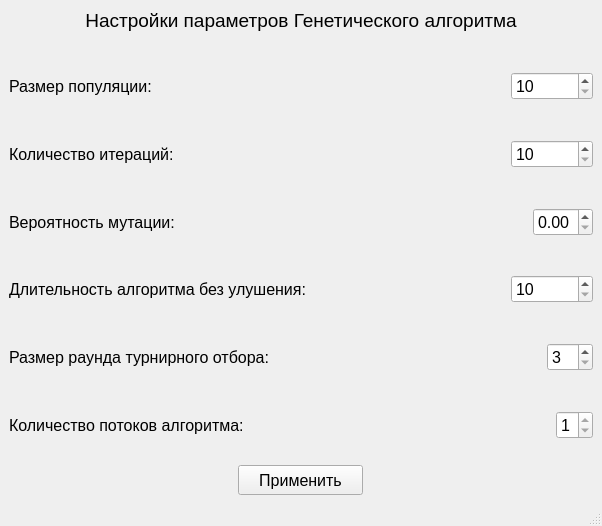
Old version of the form forms/settings/settings.ui in the repository Schuka48/Graph_Search.
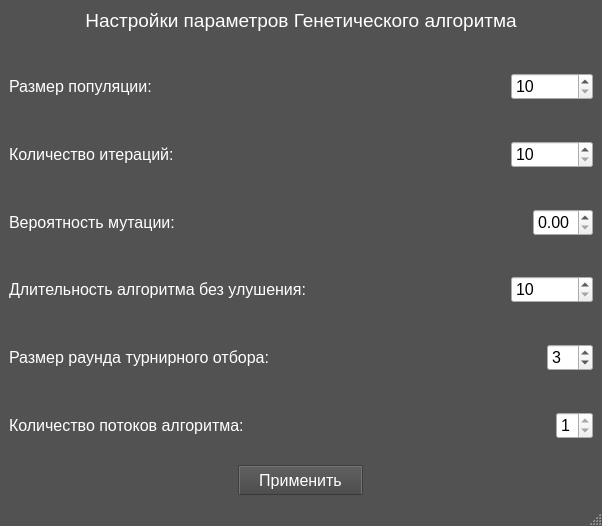
New version of the form.

What changed in the file:
```diff
--- a/forms/settings/settings.ui
+++ b/forms/settings/settings.ui
@@ -13,6 +13,197 @@
   <property name="windowTitle">
    <string>MainWindow</string>
   </property>
+  <property name="styleSheet">
+   <string notr="true">QMainWindow {
+	background-color:rgb(82, 82, 82);
+}
+QTextEdit {
+	background-color:rgb(42, 42, 42);
+	color: rgb(0, 255, 0);
+}
+QPushButton{
+	border-style: outset;
+	border-width: 2px;
+	border-top-color: qlineargradient(spread:pad, x1:0.5, y1:0.6, x2:0.5, y2:0.4, stop:0 rgba(115, 115, 115, 255), stop:1 rgba(62, 62, 62, 255));
+	border-right-color: qlineargradient(spread:pad, x1:0.4, y1:0.5, x2:0.6, y2:0.5, stop:0 rgba(115, 115, 115, 255), stop:1 rgba(62, 62, 62, 255));
+	border-left-color: qlineargradient(spread:pad, x1:0.6, y1:0.5, x2:0.4, y2:0.5, stop:0 rgba(115, 115, 115, 255), stop:1 rgba(62, 62, 62, 255));
+	border-bottom-color: rgb(58, 58, 58);
+	border-bottom-width: 1px;
+	border-style: solid;
+	color: rgb(255, 255, 255);
+	padding: 2px;
+	background-color: qlineargradient(spread:pad, x1:0.5, y1:1, x2:0.5, y2:0, stop:0 rgba(77, 77, 77, 255), stop:1 rgba(97, 97, 97, 255));
+}
+QPushButton:hover{
+	border-style: outset;
+	border-width: 2px;
+	border-top-color: qlineargradient(spread:pad, x1:0.5, y1:0.6, x2:0.5, y2:0.4, stop:0 rgba(180, 180, 180, 255), stop:1 rgba(110, 110, 110, 255));
+	border-right-color: qlineargradient(spread:pad, x1:0.4, y1:0.5, x2:0.6, y2:0.5, stop:0 rgba(180, 180, 180, 255), stop:1 rgba(110, 110, 110, 255));
+	border-left-color: qlineargradient(spread:pad, x1:0.6, y1:0.5, x2:0.4, y2:0.5, stop:0 rgba(180, 180, 180, 255), stop:1 rgba(110, 110, 110, 255));
+	border-bottom-color: rgb(115, 115, 115);
+	border-bottom-width: 1px;
+	border-style: solid;
+	color: rgb(255, 255, 255);
+	padding: 2px;
+	background-color: qlineargradient(spread:pad, x1:0.5, y1:1, x2:0.5, y2:0, stop:0 rgba(107, 107, 107, 255), stop:1 rgba(157, 157, 157, 255));
+}
+QPushButton:pressed{
+	border-style: outset;
+	border-width: 2px;
+	border-top-color: qlineargradient(spread:pad, x1:0.5, y1:0.6, x2:0.5, y2:0.4, stop:0 rgba(62, 62, 62, 255), stop:1 rgba(22, 22, 22, 255));
+	border-right-color: qlineargradient(spread:pad, x1:0.4, y1:0.5, x2:0.6, y2:0.5, stop:0 rgba(115, 115, 115, 255), stop:1 rgba(62, 62, 62, 255));
+	border-left-color: qlineargradient(spread:pad, x1:0.6, y1:0.5, x2:0.4, y2:0.5, stop:0 rgba(115, 115, 115, 255), stop:1 rgba(62, 62, 62, 255));
+	border-bottom-color: rgb(58, 58, 58);
+	border-bottom-width: 1px;
+	border-style: solid;
+	color: rgb(255, 255, 255);
+	padding: 2px;
+	background-color: qlineargradient(spread:pad, x1:0.5, y1:1, x2:0.5, y2:0, stop:0 rgba(77, 77, 77, 255), stop:1 rgba(97, 97, 97, 255));
+}
+QPushButton:disabled{
+	border-style: outset;
+	border-width: 2px;
+	border-top-color: qlineargradient(spread:pad, x1:0.5, y1:0.6, x2:0.5, y2:0.4, stop:0 rgba(115, 115, 115, 255), stop:1 rgba(62, 62, 62, 255));
+	border-right-color: qlineargradient(spread:pad, x1:0.4, y1:0.5, x2:0.6, y2:0.5, stop:0 rgba(115, 115, 115, 255), stop:1 rgba(62, 62, 62, 255));
+	border-left-color: qlineargradient(spread:pad, x1:0.6, y1:0.5, x2:0.4, y2:0.5, stop:0 rgba(115, 115, 115, 255), stop:1 rgba(62, 62, 62, 255));
+	border-bottom-color: rgb(58, 58, 58);
+	border-bottom-width: 1px;
+	border-style: solid;
+	color: rgb(0, 0, 0);
+	padding: 2px;
+	background-color: qlineargradient(spread:pad, x1:0.5, y1:1, x2:0.5, y2:0, stop:0 rgba(57, 57, 57, 255), stop:1 rgba(77, 77, 77, 255));
+}
+QLineEdit {
+	border-width: 1px; border-radius: 4px;
+	border-color: rgb(58, 58, 58);
+	border-style: inset;
+	padding: 0 8px;
+	color: rgb(255, 255, 255);
+	background:rgb(100, 100, 100);
+	selection-background-color: rgb(187, 187, 187);
+	selection-color: rgb(60, 63, 65);
+}
+QLabel {
+	color:rgb(255,255,255);	
+}
+QProgressBar {
+	text-align: center;
+	color: rgb(240, 240, 240);
+	border-width: 1px; 
+	border-radius: 10px;
+	border-color: rgb(58, 58, 58);
+	border-style: inset;
+	background-color:rgb(77,77,77);
+}
+QProgressBar::chunk {
+	background-color: qlineargradient(spread:pad, x1:0.5, y1:0.7, x2:0.5, y2:0.3, stop:0 rgba(87, 97, 106, 255), stop:1 rgba(93, 103, 113, 255));
+	border-radius: 5px;
+}
+QMenuBar {
+	background:rgb(82, 82, 82);
+}
+QMenuBar::item {
+	color:rgb(223,219,210);
+	spacing: 3px;
+	padding: 1px 4px;
+	background: transparent;
+}
+
+QMenuBar::item:selected {
+	background:rgb(115, 115, 115);
+}
+QMenu::item:selected {
+	color:rgb(255,255,255);
+	border-width:2px;
+	border-style:solid;
+	padding-left:18px;
+	padding-right:8px;
+	padding-top:2px;
+	padding-bottom:3px;
+	background:qlineargradient(spread:pad, x1:0.5, y1:0.7, x2:0.5, y2:0.3, stop:0 rgba(87, 97, 106, 255), stop:1 rgba(93, 103, 113, 255));
+	border-top-color: qlineargradient(spread:pad, x1:0.5, y1:0.6, x2:0.5, y2:0.4, stop:0 rgba(115, 115, 115, 255), stop:1 rgba(62, 62, 62, 255));
+	border-right-color: qlineargradient(spread:pad, x1:0.4, y1:0.5, x2:0.6, y2:0.5, stop:0 rgba(115, 115, 115, 255), stop:1 rgba(62, 62, 62, 255));
+	border-left-color: qlineargradient(spread:pad, x1:0.6, y1:0.5, x2:0.4, y2:0.5, stop:0 rgba(115, 115, 115, 255), stop:1 rgba(62, 62, 62, 255));
+	border-bottom-color: rgb(58, 58, 58);
+	border-bottom-width: 1px;
+}
+QMenu::item {
+	color:rgb(223,219,210);
+	background-color:rgb(78,78,78);
+	padding-left:20px;
+	padding-top:4px;
+	padding-bottom:4px;
+	padding-right:10px;
+}
+QMenu{
+	background-color:rgb(78,78,78);
+}
+QTabWidget {
+	color:rgb(0,0,0);
+	background-color:rgb(247,246,246);
+}
+QTabWidget::pane {
+		border-color: rgb(77,77,77);
+		background-color:rgb(101,101,101);
+		border-style: solid;
+		border-width: 1px;
+    	border-radius: 6px;
+}
+QTabBar::tab {
+	padding:2px;
+	color:rgb(250,250,250);
+  	background-color: qlineargradient(spread:pad, x1:0.5, y1:1, x2:0.5, y2:0, stop:0 rgba(77, 77, 77, 255), stop:1 rgba(97, 97, 97, 255));
+	border-style: solid;
+	border-width: 2px;
+  	border-top-right-radius:4px;
+   border-top-left-radius:4px;
+	border-top-color: qlineargradient(spread:pad, x1:0.5, y1:0.6, x2:0.5, y2:0.4, stop:0 rgba(115, 115, 115, 255), stop:1 rgba(95, 92, 93, 255));
+	border-right-color: qlineargradient(spread:pad, x1:0.4, y1:0.5, x2:0.6, y2:0.5, stop:0 rgba(115, 115, 115, 255), stop:1 rgba(95, 92, 93, 255));
+	border-left-color: qlineargradient(spread:pad, x1:0.6, y1:0.5, x2:0.4, y2:0.5, stop:0 rgba(115, 115, 115, 255), stop:1 rgba(95, 92, 93, 255));
+	border-bottom-color: rgb(101,101,101);
+}
+QTabBar::tab:selected, QTabBar::tab:last:selected, QTabBar::tab:hover {
+  	background-color:rgb(101,101,101);
+  	margin-left: 0px;
+  	margin-right: 1px;
+}
+QTabBar::tab:!selected {
+    	margin-top: 1px;
+		margin-right: 1px;
+}
+QCheckBox {
+	color:rgb(223,219,210);
+	padding: 2px;
+}
+QCheckBox:hover {
+	border-radius:4px;
+	border-style:solid;
+	padding-left: 1px;
+	padding-right: 1px;
+	padding-bottom: 1px;
+	padding-top: 1px;
+	border-width:1px;
+	border-color: rgb(87, 97, 106);
+	background-color:qlineargradient(spread:pad, x1:0.5, y1:0.7, x2:0.5, y2:0.3, stop:0 rgba(87, 97, 106, 150), stop:1 rgba(93, 103, 113, 150));
+}
+QCheckBox::indicator:checked {
+	border-radius:4px;
+	border-style:solid;
+	border-width:1px;
+	border-color: rgb(180,180,180);
+  	background-color:qlineargradient(spread:pad, x1:0.5, y1:0.7, x2:0.5, y2:0.3, stop:0 rgba(87, 97, 106, 255), stop:1 rgba(93, 103, 113, 255));
+}
+QCheckBox::indicator:unchecked {
+	border-radius:4px;
+	border-style:solid;
+	border-width:1px;
+	border-color: rgb(87, 97, 106);
+  	background-color:rgb(255,255,255);
+}
+QStatusBar {
+	color:rgb(240,240,240);
+}</string>
+  </property>
   <widget class="QWidget" name="centralwidget">
    <layout class="QGridLayout" name="gridLayout">
     <item row="0" column="0">
@@ -317,7 +508,7 @@
            </font>
           </property>
           <property name="minimum">
-           <number>3</number>
+           <number>2</number>
           </property>
           <property name="maximum">
            <number>30</number>
```
Left out of the diff: 2 changed lines with no effect on the pictures.
